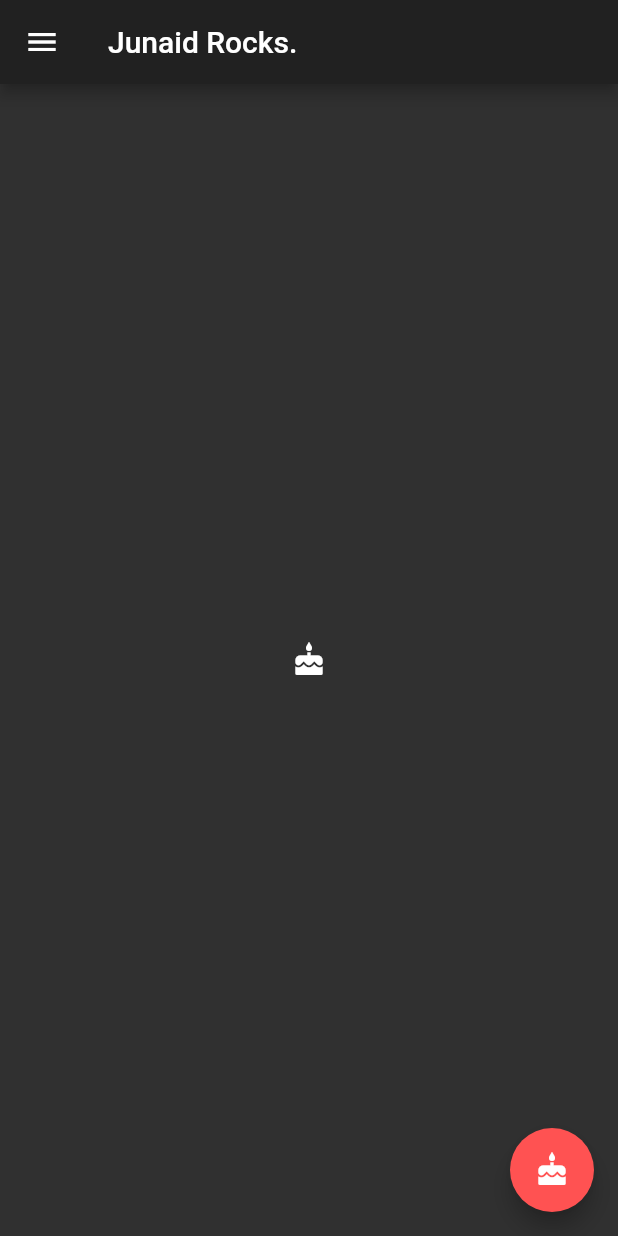
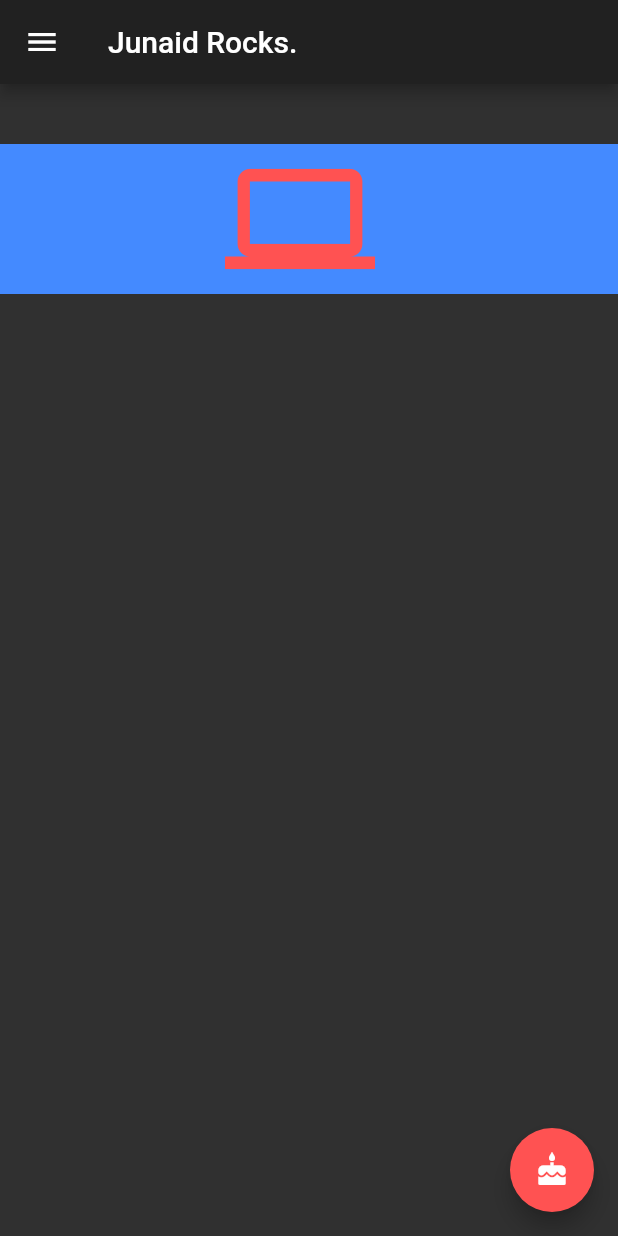
Before and after one commit to mastercoder3/fireship_app, a Flutter app: the screen it shows after launch, on a phone screen of 412 x 824 dp. Run offline on Flutter 3.47's test engine with Material 2 defaults, Android fonts, the phone set to English and light mode, and no system bars.

Commit message:
container

```diff
--- a/lib/main.dart
+++ b/lib/main.dart
@@ -12,21 +12,41 @@ class MyApp extends StatelessWidget {
             brightness: Brightness.dark, accentColor: Colors.redAccent),
         home: Scaffold(
           appBar: AppBar(title: Text('Junaid Rocks.'),),
-          body: Center(
 
-            child: Icon(Icons.cake),
+          body: Container(
+            margin: const EdgeInsets.only(top: 40.0),
+            height: 100,
+            padding: const EdgeInsets.only(left: 150.0),
+            alignment: Alignment.centerLeft,
+            color: Colors.blueAccent,
+            child: Icon(
+              Icons.computer,
+              size: 100,
+              color: Colors.redAccent,
+            ),
+          ),
+
+          // body: Padding(
+          //   padding: const EdgeInsets.all(15.0),
+          //   child: Icon(Icons.computer, size: 100, color: Colors.blueAccent,),
+          // ),
 
 
-            // child: Platform.isAndroid
-            //     ? Switch(
-            //         value: true,
-            //         onChanged: (v) => null,
-            //       )
-            //     : CupertinoSwitch(
-            //         value: true,
-            //         onChanged: (v) => null,
-            //       ),
-          ),
+          // body: Align(
+          //   alignment: Alignment.bottomLeft,
+          //   child: Icon(Icons.cake, size: 70, color: Colors.redAccent,),
+
+
+          //   // child: Platform.isAndroid
+          //   //     ? Switch(
+          //   //         value: true,
+          //   //         onChanged: (v) => null,
+          //   //       )
+          //   //     : CupertinoSwitch(
+          //   //         value: true,
+          //   //         onChanged: (v) => null,
+          //   //       ),
+          // ),
           floatingActionButton: FloatingActionButton(child:  Icon(Icons.cake),onPressed: () {
 
           },),
```
